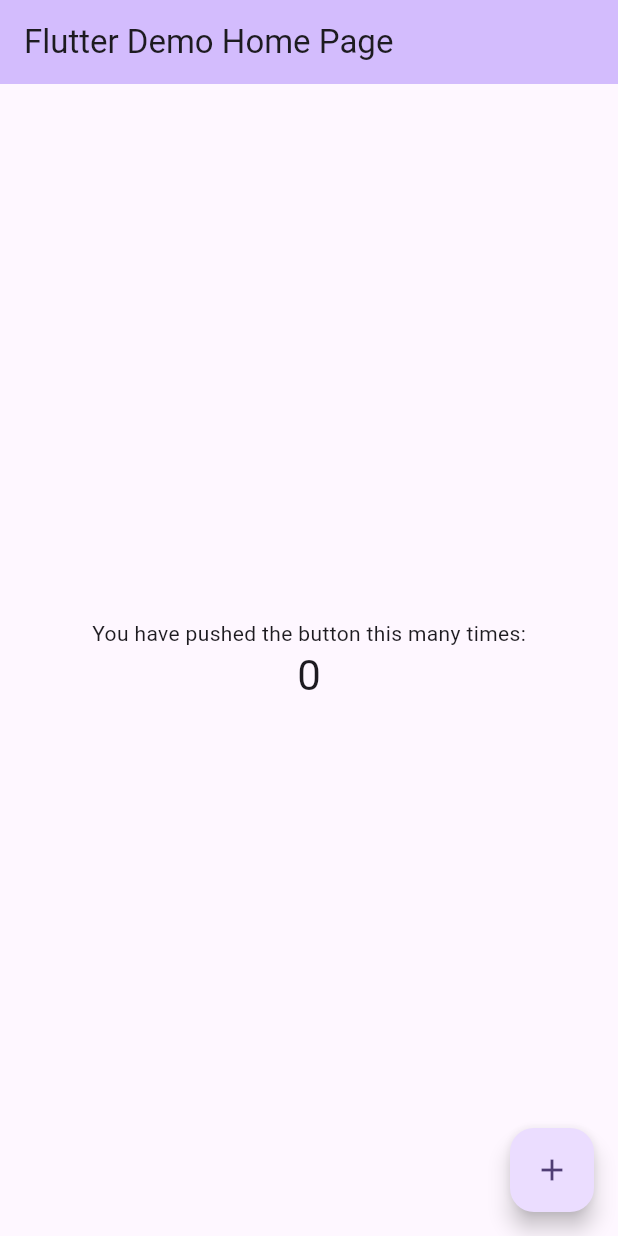
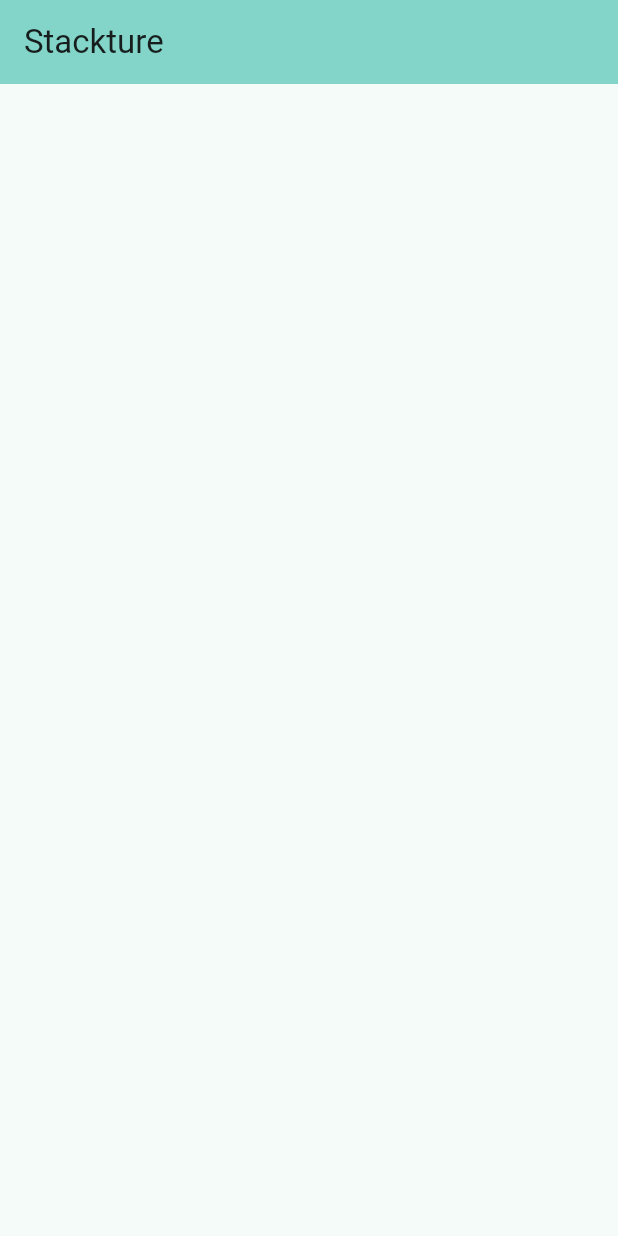
Before and after one commit to DymNomZ/stackture_mobile, a Flutter app: the screen it shows after launch, on a phone screen of 412 x 824 dp. Run offline on Flutter 3.47's test engine with Material 3 defaults, Android fonts, the light colour scheme and no system bars.

Commit message:
Modified Home Page

```diff
--- /dev/null
+++ b/lib/home_page.dart
@@ -0,0 +1,29 @@
+import 'package:flutter/material.dart';
+
+class HomePage extends StatefulWidget {
+  const HomePage({super.key});
+
+  @override
+  State<HomePage> createState() => _HomePageState();
+}
+
+class _HomePageState extends State<HomePage> {
+
+  @override
+  Widget build(BuildContext context) {
+    return Scaffold(
+      appBar: AppBar(
+        backgroundColor: Theme.of(context).colorScheme.inversePrimary,
+        title: Text("Stackture"),
+      ),
+      body: Center(
+        child: Column(
+          mainAxisAlignment: MainAxisAlignment.center,
+          children: <Widget>[
+
+          ],
+        ),
+      ),
+    );
+  }
+}
--- a/lib/main.dart
+++ b/lib/main.dart
@@ -1,4 +1,5 @@
 import 'package:flutter/material.dart';
+import 'package:stackture_mobile/home_page.dart';
 
 void main() {
   runApp(const MyApp());
@@ -7,116 +8,15 @@ void main() {
 class MyApp extends StatelessWidget {
   const MyApp({super.key});
 
-  // This widget is the root of your application.
   @override
   Widget build(BuildContext context) {
     return MaterialApp(
-      title: 'Flutter Demo',
+      title: 'Stackture',
+      debugShowCheckedModeBanner: false,
       theme: ThemeData(
-        // This is the theme of your application.
-        //
-        // TRY THIS: Try running your application with "flutter run". You'll see
-        // the application has a purple toolbar. Then, without quitting the app,
-        // try changing the seedColor in the colorScheme below to Colors.green
-        // and then invoke "hot reload" (save your changes or press the "hot
-        // reload" button in a Flutter-supported IDE, or press "r" if you used
-        // the command line to start the app).
-        //
-        // Notice that the counter didn't reset back to zero; the application
-        // state is not lost during the reload. To reset the state, use hot
-        // restart instead.
-        //
-        // This works for code too, not just values: Most code changes can be
-        // tested with just a hot reload.
-        colorScheme: ColorScheme.fromSeed(seedColor: Colors.deepPurple),
+        colorScheme: ColorScheme.fromSeed(seedColor: Colors.teal),
       ),
-      home: const MyHomePage(title: 'Flutter Demo Home Page'),
+      home: const HomePage(),
     );
   }
 }
-
-class MyHomePage extends StatefulWidget {
-  const MyHomePage({super.key, required this.title});
-
-  // This widget is the home page of your application. It is stateful, meaning
-  // that it has a State object (defined below) that contains fields that affect
-  // how it looks.
-
-  // This class is the configuration for the state. It holds the values (in this
-  // case the title) provided by the parent (in this case the App widget) and
-  // used by the build method of the State. Fields in a Widget subclass are
-  // always marked "final".
-
-  final String title;
-
-  @override
-  State<MyHomePage> createState() => _MyHomePageState();
-}
-
-class _MyHomePageState extends State<MyHomePage> {
-  int _counter = 0;
-
-  void _incrementCounter() {
-    setState(() {
-      // This call to setState tells the Flutter framework that something has
-      // changed in this State, which causes it to rerun the build method below
-      // so that the display can reflect the updated values. If we changed
-      // _counter without calling setState(), then the build method would not be
-      // called again, and so nothing would appear to happen.
-      _counter++;
-    });
-  }
-
-  @override
-  Widget build(BuildContext context) {
-    // This method is rerun every time setState is called, for instance as done
-    // by the _incrementCounter method above.
-    //
-    // The Flutter framework has been optimized to make rerunning build methods
-    // fast, so that you can just rebuild anything that needs updating rather
-    // than having to individually change instances of widgets.
-    return Scaffold(
-      appBar: AppBar(
-        // TRY THIS: Try changing the color here to a specific color (to
-        // Colors.amber, perhaps?) and trigger a hot reload to see the AppBar
-        // change color while the other colors stay the same.
-        backgroundColor: Theme.of(context).colorScheme.inversePrimary,
-        // Here we take the value from the MyHomePage object that was created by
-        // the App.build method, and use it to set our appbar title.
-        title: Text(widget.title),
-      ),
-      body: Center(
-        // Center is a layout widget. It takes a single child and positions it
-        // in the middle of the parent.
-        child: Column(
-          // Column is also a layout widget. It takes a list of children and
-          // arranges them vertically. By default, it sizes itself to fit its
-          // children horizontally, and tries to be as tall as its parent.
-          //
-          // Column has various properties to control how it sizes itself and
-          // how it positions its children. Here we use mainAxisAlignment to
-          // center the children vertically; the main axis here is the vertical
-          // axis because Columns are vertical (the cross axis would be
-          // horizontal).
-          //
-          // TRY THIS: Invoke "debug painting" (choose the "Toggle Debug Paint"
-          // action in the IDE, or press "p" in the console), to see the
-          // wireframe for each widget.
-          mainAxisAlignment: MainAxisAlignment.center,
-          children: <Widget>[
-            const Text('You have pushed the button this many times:'),
-            Text(
-              '$_counter',
-              style: Theme.of(context).textTheme.headlineMedium,
-            ),
-          ],
-        ),
-      ),
-      floatingActionButton: FloatingActionButton(
-        onPressed: _incrementCounter,
-        tooltip: 'Increment',
-        child: const Icon(Icons.add),
-      ), // This trailing comma makes auto-formatting nicer for build methods.
-    );
-  }
-}
```
